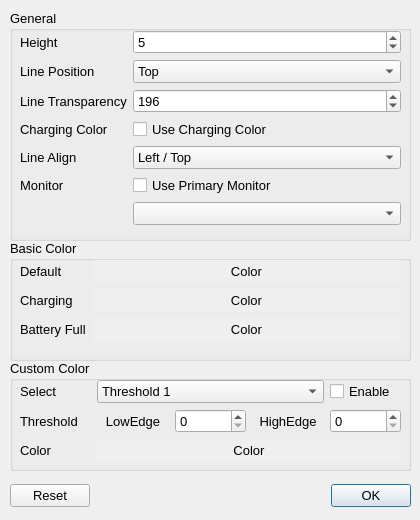
ied206/BatteryLine-v2, file settingdialog.ui: the form before one commit.
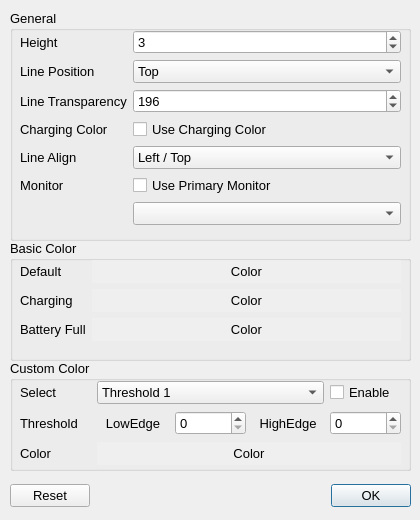
The form after the commit.

```diff
--- a/settingdialog.ui
+++ b/settingdialog.ui
@@ -47,6 +47,7 @@
    <property name="font">
     <font>
      <family>Segoe UI</family>
+     <pointsize>10</pointsize>
     </font>
    </property>
    <property name="title">
@@ -58,7 +59,7 @@
       <x>10</x>
       <y>20</y>
       <width>381</width>
-      <height>85</height>
+      <height>86</height>
      </rect>
     </property>
     <layout class="QGridLayout" name="gridLayout_2">
@@ -340,7 +341,7 @@
       <x>10</x>
       <y>20</y>
       <width>381</width>
-      <height>201</height>
+      <height>202</height>
      </rect>
     </property>
     <property name="font">
@@ -381,7 +382,7 @@
         <number>100</number>
        </property>
        <property name="value">
-        <number>5</number>
+        <number>3</number>
        </property>
       </widget>
      </item>
```
